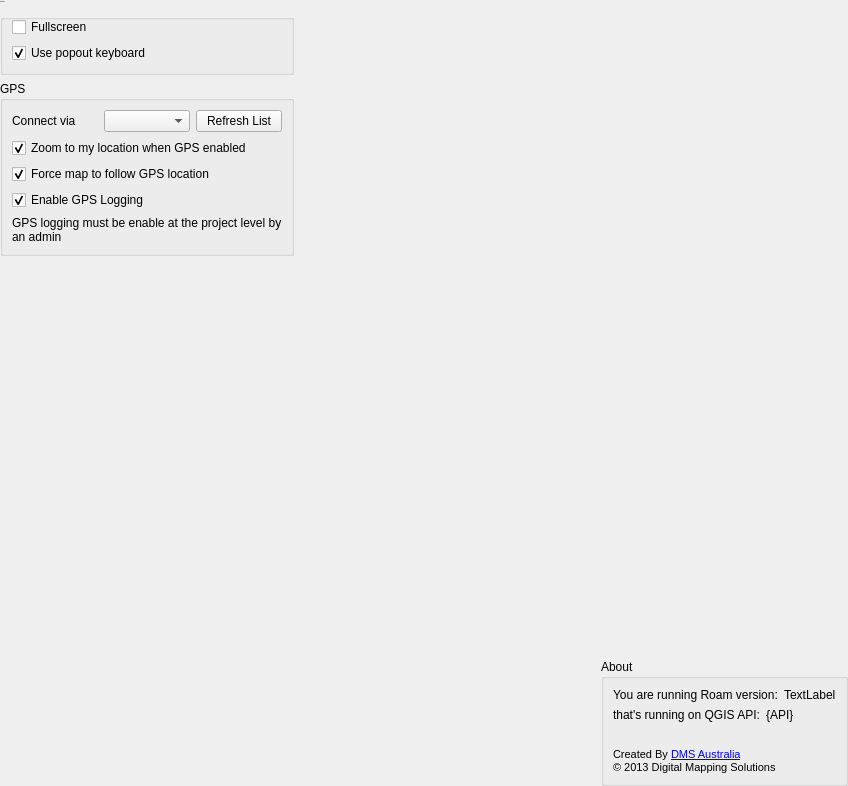
Old version of the form src/roam/ui/ui_settings.ui in the repository roam-qgis/Roam.
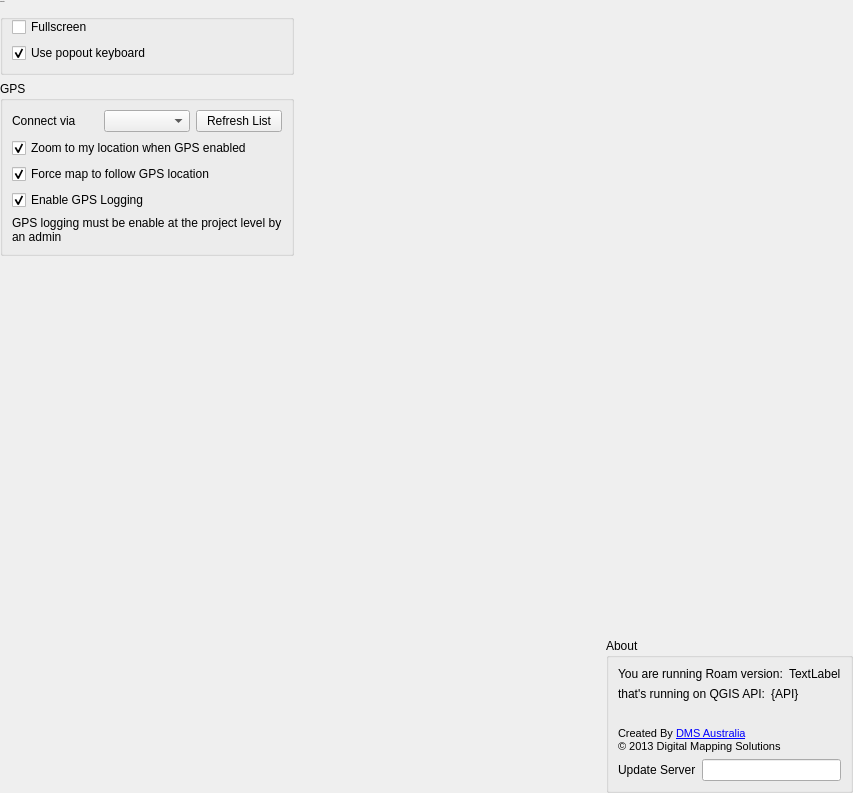
New version of the form. Icons and pictures are not drawn.

Commit message: Expose server in the settings UI. Update projects on server change

The edit to the form file:
```diff
--- a/src/roam/ui/ui_settings.ui
+++ b/src/roam/ui/ui_settings.ui
@@ -6,8 +6,8 @@
    <rect>
     <x>0</x>
     <y>0</y>
-    <width>848</width>
-    <height>786</height>
+    <width>853</width>
+    <height>793</height>
    </rect>
   </property>
   <property name="windowTitle">
@@ -282,6 +282,20 @@
         </property>
        </widget>
       </item>
+      <item row="5" column="0" colspan="2">
+       <layout class="QHBoxLayout" name="horizontalLayout_4">
+        <item>
+         <widget class="QLabel" name="label_7">
+          <property name="text">
+           <string>Update Server</string>
+          </property>
+         </widget>
+        </item>
+        <item>
+         <widget class="QLineEdit" name="updateServerEdit"/>
+        </item>
+       </layout>
+      </item>
      </layout>
     </widget>
    </item>
```
Left out of the diff: 1 changed line with no effect on the pictures. The commit also changes 3 other files.
